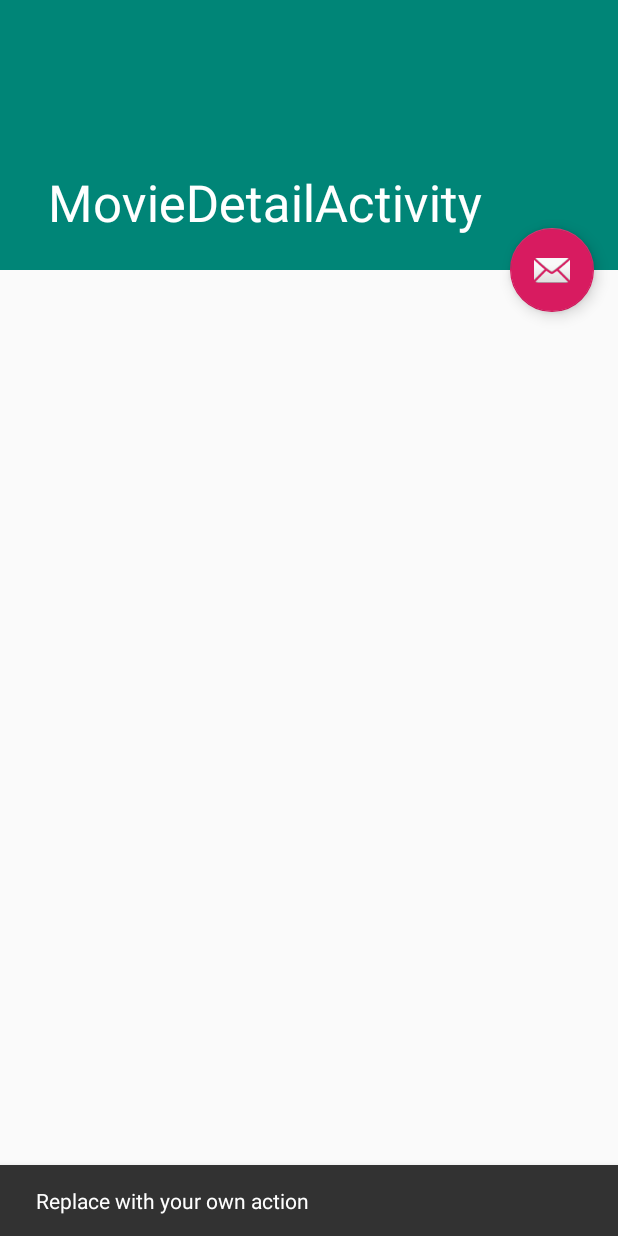
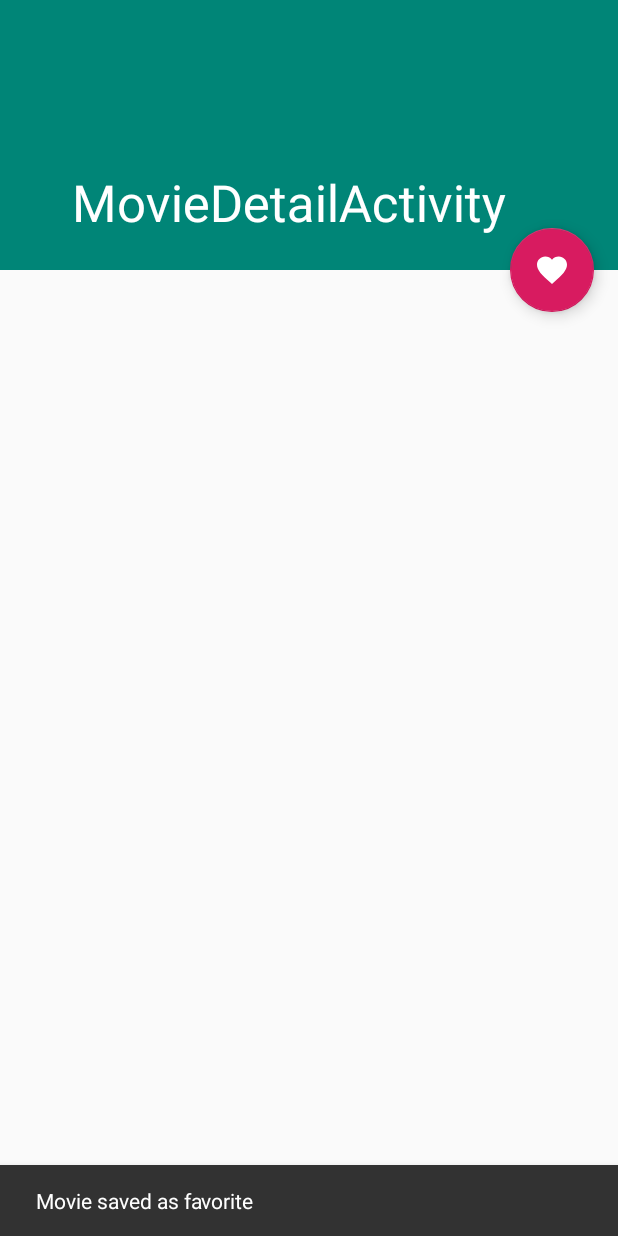
Before and after one commit to Victory1988/MovieManager, an Android app: the MovieDetailActivity screen opened directly, with no data from a screen before it, after a tap on an icon or button, on a phone screen of 412 x 824 dp. Run offline under Robolectric (Android 15) with nearby library versions, the phone set to English and light mode, and no system bars; our stand-ins replace ButterKnife, Picasso; pictures from the network do not load.

Commit message:
Kapitel 11: Movie Detail Screen (part 2)

```diff
--- a/app/src/main/java/com/example/viktor/moviemanager/activities/MovieDetailActivity.java
+++ b/app/src/main/java/com/example/viktor/moviemanager/activities/MovieDetailActivity.java
@@ -6,15 +6,29 @@ import android.support.design.widget.Snackbar;
 import android.support.v7.app.AppCompatActivity;
 import android.support.v7.widget.Toolbar;
 import android.view.View;
+import android.widget.ImageView;
+import android.widget.TextView;
 
 import com.example.viktor.moviemanager.R;
+import com.example.viktor.moviemanager.models.Movie;
+import com.squareup.picasso.Picasso;
+
+import butterknife.BindView;
+import butterknife.ButterKnife;
 
 public class MovieDetailActivity extends AppCompatActivity {
+
+    Movie movie;
+    @BindView(R.id.ivMovieBackdrop)
+    ImageView ivMovieBackdrop;
+    @BindView(R.id.tvOverview)
+    TextView tvOverview;
 
     @Override
     protected void onCreate(Bundle savedInstanceState) {
         super.onCreate(savedInstanceState);
         setContentView(R.layout.activity_movie_detail);
+        ButterKnife.bind(this);
         Toolbar toolbar = (Toolbar) findViewById(R.id.toolbar);
         setSupportActionBar(toolbar);
 
@@ -22,9 +36,20 @@ public class MovieDetailActivity extends AppCompatActivity {
         fab.setOnClickListener(new View.OnClickListener() {
             @Override
             public void onClick(View view) {
-                Snackbar.make(view, "Replace with your own action", Snackbar.LENGTH_LONG)
+                Snackbar.make(view, "Movie saved as favorite", Snackbar.LENGTH_LONG)
                         .setAction("Action", null).show();
             }
         });
+
+        Bundle extras = getIntent().getExtras();
+        if (extras != null) {
+            movie = (Movie) extras.getSerializable("MOVIE");
+            this.setTitle(movie.getTitle());
+            tvOverview.setText(movie.getOverview());
+            Picasso.with(this)
+                    .load(movie.getBackdropPath())
+                    .into(ivMovieBackdrop);
+
+        }
     }
 }
--- a/app/src/main/java/com/example/viktor/moviemanager/models/Movie.java
+++ b/app/src/main/java/com/example/viktor/moviemanager/models/Movie.java
@@ -71,7 +71,7 @@ public class Movie implements Serializable {
     }
 
     public String getBackdropPath() {
-        return backdropPath;
+        return String.format("https://image.tmdb.org/t/p/w342%s",backdropPath);
     }
 
     public void setBackdropPath(String backdropPath) {
--- /dev/null
+++ b/app/src/main/res/drawable/ic_favorite.xml
@@ -0,0 +1,9 @@
+<vector xmlns:android="http://schemas.android.com/apk/res/android"
+        android:width="24dp"
+        android:height="24dp"
+        android:viewportWidth="24.0"
+        android:viewportHeight="24.0">
+    <path
+        android:fillColor="#FFF"
+        android:pathData="M12,21.35l-1.45,-1.32C5.4,15.36 2,12.28 2,8.5 2,5.42 4.42,3 7.5,3c1.74,0 3.41,0.81 4.5,2.09C13.09,3.81 14.76,3 16.5,3 19.58,3 22,5.42 22,8.5c0,3.78 -3.4,6.86 -8.55,11.54L12,21.35z"/>
+</vector>
--- a/app/src/main/res/layout/activity_movie_detail.xml
+++ b/app/src/main/res/layout/activity_movie_detail.xml
@@ -22,8 +22,8 @@
             app:contentScrim="?attr/colorPrimary"
             app:layout_scrollFlags="scroll|exitUntilCollapsed"
             app:collapsedTitleTextAppearance="@style/TextAppearance.Design.CollapsingToolbar.Expanded.Shadow"
-            android:expandedTitleMarginEnd="64dp"
-            android:expandedTitleMarginStart="48dp">
+            app:expandedTitleMarginEnd="@dimen/title_margin_end"
+            app:expandedTitleMarginStart="@dimen/title_margin_start">
 
             <ImageView
                 android:id="@+id/ivMovieBackdrop"
@@ -31,7 +31,7 @@
                 android:layout_height="match_parent"
                 app:layout_scrollFlags="scroll|enterAlways|enterAlwaysCollapsed"
                 android:scaleType="centerCrop"
-                android:layout_collapseMode="parallax"
+                app:layout_collapseMode="parallax"
                 android:minHeight="@dimen/activity_detail_backdrop_min_height"/>
 
             <android.support.v7.widget.Toolbar
@@ -53,6 +53,6 @@
         android:layout_margin="@dimen/fab_margin"
         app:layout_anchor="@id/app_bar"
         app:layout_anchorGravity="bottom|end"
-        app:srcCompat="@android:drawable/ic_dialog_email" />
+        android:src="@drawable/ic_favorite" />
 
 </android.support.design.widget.CoordinatorLayout>
--- a/app/src/main/res/values/dimens.xml
+++ b/app/src/main/res/values/dimens.xml
@@ -9,4 +9,6 @@
     <dimen name="app_bar_height">180dp</dimen>
     <dimen name="text_margin">16dp</dimen>
     <dimen name="activity_detail_backdrop_min_height">100dp</dimen>
+    <dimen name="title_margin_end">64dp</dimen>
+    <dimen name="title_margin_start">48dp</dimen>
 </resources>
```
